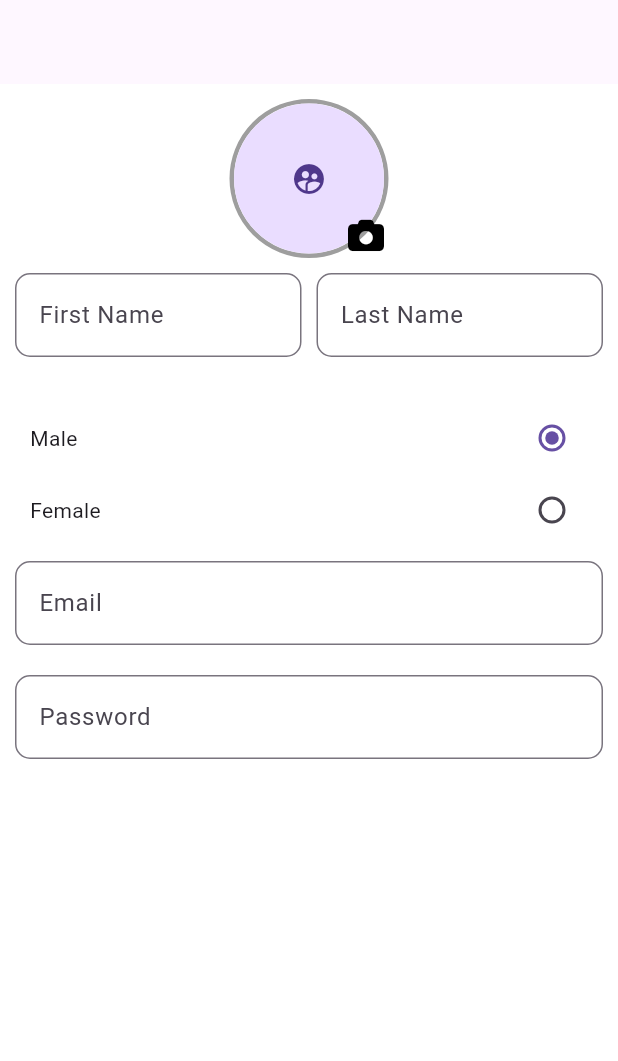
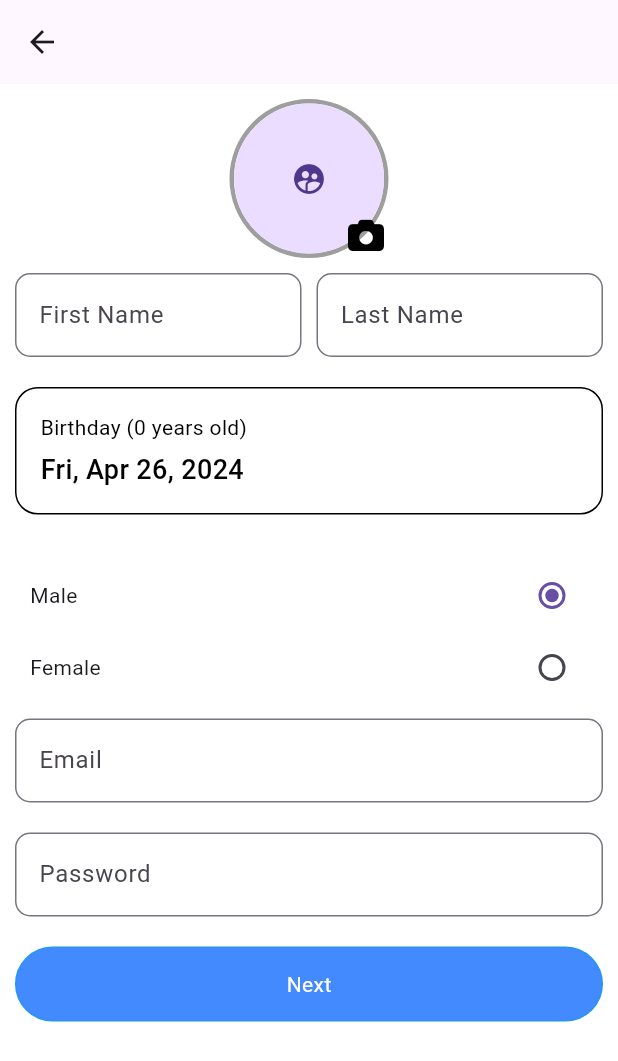
Before and after one commit to kelseafunwi/facebook-flutter-clone, a Flutter app: the CreateAccountScreen screen opened directly, on a phone screen of 412 x 824 dp. Shown: the top 1061 px of the screen. Run offline on Flutter 3.47's test engine with Material 3 defaults, Android fonts, the phone set to English and light mode, and no system bars; our stand-ins replace firebase_core, flutter_holo_date_picker, font_awesome_flutter, image_picker, jiffy; accounts and stored records are empty.

Commit message:
Done with the create page

```diff
--- a/lib/core/constants/app_colors.dart
+++ b/lib/core/constants/app_colors.dart
@@ -5,4 +5,5 @@
   static const darkBlueColor = Colors.blue;
   static const realWhiteColor = Colors.white;
   static const darkWhiteColor = Colors.white;
+  static const blackColor = Colors.black;
 }
--- /dev/null
+++ b/lib/core/constants/extensions.dart
@@ -0,0 +1,5 @@
+import 'package:jiffy/jiffy.dart';
+
+extension FormatDate on DateTime {
+  String yMMMEd() => Jiffy.parseFromDateTime(this).yMMMEd;
+}
--- a/lib/features/auth/presentation/screens/create_account_screen.dart
+++ b/lib/features/auth/presentation/screens/create_account_screen.dart
@@ -4,8 +4,10 @@
 import "package:practice_flutter/core/constants/app_colors.dart";
 import "package:practice_flutter/core/constants/constants.dart";
 import "package:practice_flutter/core/utils/utils.dart";
+import "package:practice_flutter/features/auth/presentation/widget/birthday_picker.dart";
 import "package:practice_flutter/features/auth/presentation/widget/gender_picker.dart";
 import "package:practice_flutter/widgets/pick_image_widget.dart";
+import "package:practice_flutter/widgets/round_button.dart";
 import "package:practice_flutter/widgets/round_text_field.dart";
 import 'package:practice_flutter/utils/utils.dart';
 
@@ -28,14 +30,25 @@
   late final TextEditingController _emailController;
   late final TextEditingController _passwordController;
 
+  DateTime? birthday;
+
   @override
   void initState() {
     super.initState();
-    // initialize the textfields in the init state
+    // initialize the text fields in the init state
     _firstNameController = TextEditingController();
     _lastNameController = TextEditingController();
     _emailController = TextEditingController();
     _passwordController = TextEditingController();
+  }
+
+  @override
+  void dispose() {
+    super.dispose();
+    _firstNameController.dispose();
+    _lastNameController.dispose();
+    _emailController.dispose();
+    _passwordController.dispose();
   }
 
   @override
@@ -94,15 +107,30 @@
                   height: 20,
                 ),
 
+                BirthdayPicker(
+                  birthday: birthday ?? DateTime.now(),
+                  onPressed: () async {
+                    birthday = await pickSimpleDate(
+                        context: context,
+                        date: birthday
+                    );
+                    setState(() {
+                      birthday = birthday;
+                    });
+                  }
+                ),
+
+                const SizedBox(
+                  height: 20,
+                ),
+
                 GenderPicker(
                   gender: gender,
                   onChanged: (value) {
                     gender = value ?? 'male';
                     // checks if there is something in the value and there will only be something in the value
                     // if the user toggle the value of the radio
-                    setState(() => {
-
-                    });
+                    setState(() => {});
                   }
                 ),
 
@@ -119,12 +147,23 @@
                 ),
 
                 RoundTextField(
-                  controller: _emailController,
+                  controller: _passwordController,
                   hintText: "Password",
                   isPassword: true,
                   textInputAction: TextInputAction.next,
                   validator: validatePassword,
                 ),
+
+                const SizedBox(
+                  height: 20,
+                ),
+
+                RoundButton(
+                    onPressed: () {
+                      print("next button clicked");
+                    },
+                    label: "Next"
+                )
               ],
             ),
           ),
--- /dev/null
+++ b/lib/features/auth/presentation/widget/birthday_picker.dart
@@ -0,0 +1,61 @@
+
+import "package:flutter/material.dart";
+import "package:practice_flutter/core/constants/app_colors.dart";
+import "package:practice_flutter/core/constants/extensions.dart";
+
+class BirthdayPicker extends StatefulWidget {
+  final DateTime birthday;
+
+  final VoidCallback onPressed;
+
+
+  const BirthdayPicker({super.key, required this.birthday, required this.onPressed});
+
+  @override
+  State<BirthdayPicker> createState() => _BirthdayPickerState();
+}
+
+class _BirthdayPickerState extends State<BirthdayPicker> {
+
+  @override
+  Widget build(BuildContext context) {
+    return InkWell(
+      // gesture detector for our components.
+      onTap: widget.onPressed,
+      child: Container(
+        width: double.infinity,
+        padding: const EdgeInsets.all(16.0),
+        decoration: BoxDecoration(
+          borderRadius: BorderRadius.circular(15),
+          border: Border.all(
+            color: AppColors.blackColor,
+          )
+        ),
+        child: Column(
+          crossAxisAlignment: CrossAxisAlignment.start,
+          children: [
+            Text(
+              'Birthday (${DateTime.now().year - widget.birthday.year } years old)',
+              style: const TextStyle(
+                color: AppColors.blackColor,
+              ),
+            ),
+
+            const SizedBox(
+              height: 5,
+            ),
+
+            Text(
+              widget.birthday.yMMMEd(),
+              style: const TextStyle(
+                fontSize: 18,
+                color: AppColors.blackColor,
+                fontWeight: FontWeight.w500,
+              ),
+            )
+          ],
+        ),
+      ),
+    );
+  }
+}
--- a/lib/main.dart
+++ b/lib/main.dart
@@ -2,6 +2,7 @@
 import 'package:flutter/material.dart';
 import 'package:firebase_core/firebase_core.dart';
 import 'package:practice_flutter/features/auth/presentation/screens/create_account_screen.dart';
+import 'package:practice_flutter/features/auth/presentation/screens/login_screen.dart';
 import 'firebase_options.dart';
 import 'package:practice_flutter/config/routes/routes.dart';
 
@@ -26,7 +27,7 @@
   Widget build(BuildContext context) {
     return const MaterialApp(
       title: 'Facebook',
-      home:  CreateAccountScreen(),
+      home:  LoginScreen(),
       onGenerateRoute: Routes.onGenerateRoute,
       debugShowCheckedModeBanner: false,
     );
```
Also changed, not shown: lib/features/auth/presentation/screens/login_screen.dart (added, +48 -0 lines), lib/utils/utils.dart (+30 -0 lines).
